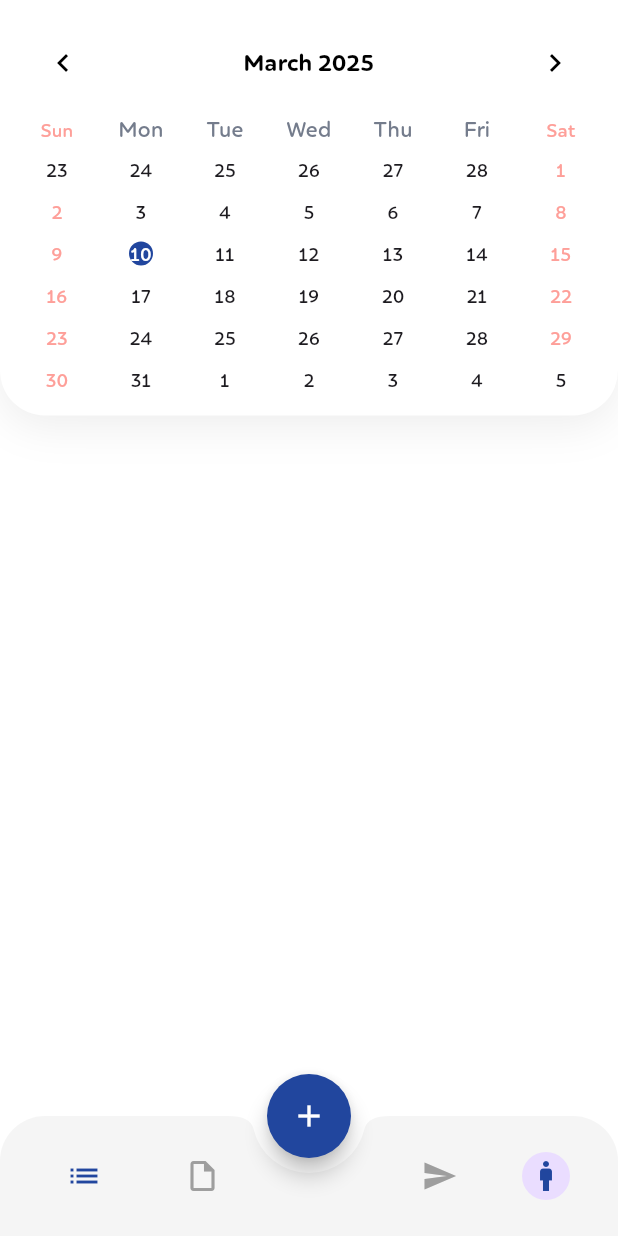
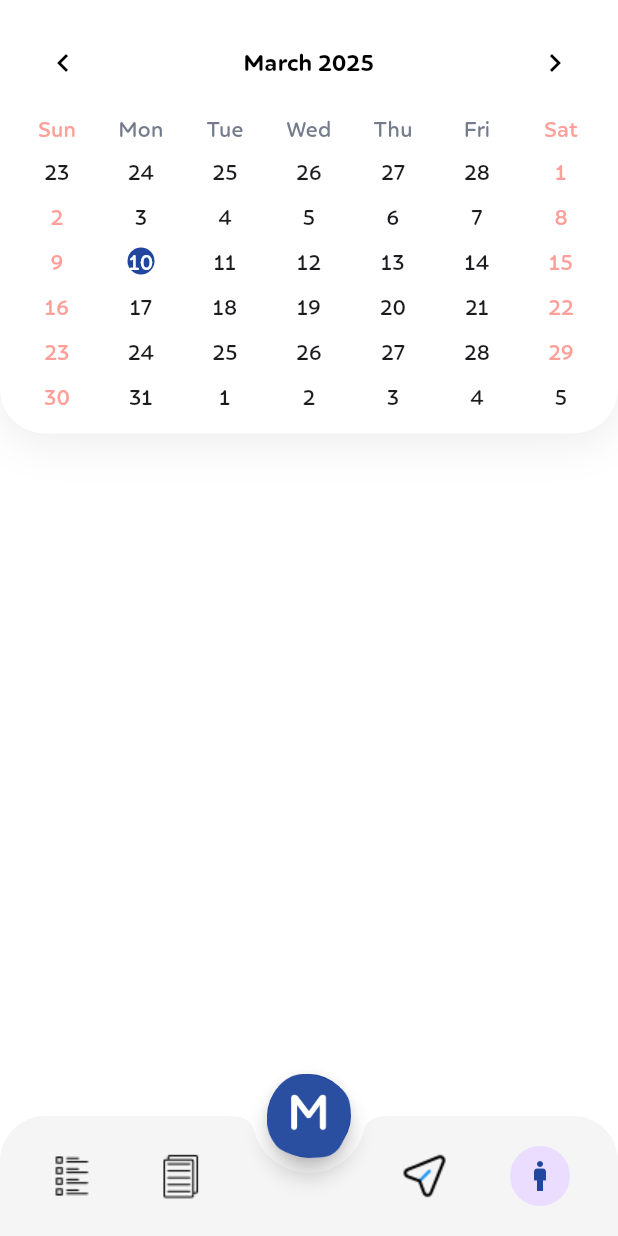
Before and after one commit to MTS-Services/Task-Management, a Flutter app: the screen it shows after launch, after a tap on the "calendar today" icon, on a phone screen of 412 x 824 dp. Run offline on Flutter 3.47's test engine with Material 3 defaults, Android fonts, the phone set to English and light mode, and no system bars; drawn by our look-alikes of table_calendar; our stand-ins replace flutter_otp_text_field, get, lottie.

Commit message:
day to day change

```diff
--- a/lib/domain/entities/asset_path.dart
+++ b/lib/domain/entities/asset_path.dart
@@ -16,4 +16,21 @@ class AssetPath {
 static const String basePathVector ="assets/images";
 static const String basePathGreenBeen ="$basePathVector/images.png";
 
+
+// bottom nav bar image
+
+
+static const String basePathmImage ="assets/images";
+static const String basePathImage ="$basePathmImage/mLogo.png";
+
+  static const String basePathList="assets/images";
+  static const String basePathListImage ="$basePathmImage/list.png";
+
+  static const String basePathDocFile="assets/images";
+  static const String basePathDocFileImage ="$basePathmImage/doc_file.png";
+
+  static const String basePathSend="assets/images";
+  static const String basePathSendImage ="$basePathmImage/send.png";
+
+
 }
--- a/lib/main.dart
+++ b/lib/main.dart
@@ -2,9 +2,6 @@ import 'package:flutter/material.dart';
 import 'package:get/get.dart';
 import 'package:maktrack/domain/entities/color.dart';
 import 'package:maktrack/presentation/pages/screen/bottomNavBar/bottom_nav_bar.dart';
-
-
-
 
 void main() {
   runApp(const MyApp());
--- a/lib/presentation/pages/screen/bottomNavBar/bottom_nav_bar.dart
+++ b/lib/presentation/pages/screen/bottomNavBar/bottom_nav_bar.dart
@@ -1,4 +1,5 @@
 import 'package:flutter/material.dart';
+import 'package:maktrack/domain/entities/asset_path.dart';
 import 'package:maktrack/domain/entities/color.dart';
 import 'package:maktrack/presentation/pages/screen/home/home_screen.dart';
 
@@ -13,7 +14,7 @@ class _BottomState extends State<Bottom> {
   int _selectedIndex = 0;
 
   final List<Widget> _pages = [
-   HomeScreen(),
+    HomeScreen(),
     const Center(child: Text("Files Page")),
     const Center(child: Text("Send Page")),
     const Center(child: Text("Profile Page")),
@@ -44,32 +45,25 @@ class _BottomState extends State<Bottom> {
             child: Row(
               mainAxisAlignment: MainAxisAlignment.spaceBetween,
               children: [
-                IconButton(
-                  icon: Icon(Icons.list,
-                      color: _selectedIndex == 0
-                          ? RColors.blueButtonColors
-                          : Colors.grey),
-                  onPressed: () => _onItemTapped(0),
+                GestureDetector(
+                  onTap: () => _onItemTapped(0),
+                  child: Image.asset(AssetPath.basePathListImage),
                 ),
-                IconButton(
-                  icon: Icon(Icons.insert_drive_file_outlined,
-                      color: _selectedIndex == 1
-                          ? RColors.blueButtonColors
-                          : Colors.grey),
-                  onPressed: () => _onItemTapped(1),
+                GestureDetector(
+                  onTap: () => _onItemTapped(1),
+                  child: Image.asset(AssetPath.basePathDocFileImage),
                 ),
-                const SizedBox(width: 48), // Space for the FAB
-                IconButton(
-                  icon: Icon(Icons.send,
-                      color: _selectedIndex == 2
-                          ? RColors.blueButtonColors
-                          : Colors.grey),
-                  onPressed: () => _onItemTapped(2),
+                SizedBox(
+                  width: 48,
+                ),
+                GestureDetector(
+                  onTap: () => _onItemTapped(2),
+                  child: Image.asset(AssetPath.basePathSendImage),
                 ),
                 GestureDetector(
                   onTap: () => _onItemTapped(3),
                   child: const CircleAvatar(
-                    radius: 16,
+                    radius: 20,
                     child: Icon(
                       Icons.man,
                       color: RColors.blueButtonColors,
@@ -85,7 +79,7 @@ class _BottomState extends State<Bottom> {
         onPressed: () {},
         backgroundColor: RColors.blueButtonColors,
         shape: const CircleBorder(),
-        child: const Icon(Icons.add, color: Colors.white),
+        child: Image.asset(AssetPath.basePathImage),
       ),
       floatingActionButtonLocation: FloatingActionButtonLocation.centerDocked,
     );
--- a/lib/presentation/pages/screen/home/home_screen.dart
+++ b/lib/presentation/pages/screen/home/home_screen.dart
@@ -7,9 +7,7 @@ import 'widgets/calendar_pop_up.dart';
 
 class HomeScreen extends StatelessWidget {
   final CalendarController controller = Get.put(CalendarController());
-
   HomeScreen({super.key});
-
   @override
   Widget build(BuildContext context) {
     SystemChrome.setSystemUIOverlayStyle(SystemUiOverlayStyle(
@@ -41,7 +39,9 @@ class HomeScreen extends StatelessWidget {
                     ),
                   ],
                 ),
-                Container(height: 40, width: double.infinity, color: Colors.red)
+                Container(height: 40, width: double.infinity, color: Colors.red),
+                Container(height: 40, width: double.infinity, color: Colors.red),
+                Container(height: 40, width: double.infinity, color: Colors.red),
               ],
             ),
             Obx(() => controller.showCalendar.value
--- a/lib/presentation/pages/screen/home/widgets/custom_calendar.dart
+++ b/lib/presentation/pages/screen/home/widgets/custom_calendar.dart
@@ -12,7 +12,7 @@ class CustomCalendarWidget extends StatelessWidget {
   Widget build(BuildContext context) {
     return TableCalendar(
       daysOfWeekHeight: 25,
-      rowHeight: 28,
+      rowHeight: 30,
       focusedDay: controller.focusedDay.value,
       firstDay: DateTime(2000),
       lastDay: DateTime(2100),
@@ -36,11 +36,11 @@ class CustomCalendarWidget extends StatelessWidget {
         defaultDecoration: BoxDecoration(
           color: Colors.transparent,
         ),
-        weekendTextStyle: TextStyle(color: Color(0xffFE9F99), fontSize: 12),
-        defaultTextStyle: TextStyle(fontSize: 12),
-        outsideTextStyle: TextStyle(fontSize: 12),
-        todayTextStyle: TextStyle(fontSize: 12, color: Colors.white),
-        selectedTextStyle: TextStyle(fontSize: 12, color: Colors.white),
+        weekendTextStyle: TextStyle(color: Color(0xffFE9F99), fontSize: 14),
+        defaultTextStyle: TextStyle(fontSize: 14),
+        outsideTextStyle: TextStyle(fontSize: 14),
+        todayTextStyle: TextStyle(fontSize: 14, color: Colors.white),
+        selectedTextStyle: TextStyle(fontSize: 14, color: Colors.white),
       ),
       headerStyle: HeaderStyle(
         titleCentered: true,
@@ -58,7 +58,7 @@ class CustomCalendarWidget extends StatelessWidget {
           fontSize: 14,
           color: RColors.smallFontColor,
         ),
-        weekendStyle: TextStyle(fontSize: 12, color: Color(0xffFE9F99)),
+        weekendStyle: TextStyle(fontSize: 14, color: Color(0xffFE9F99)),
       ),
     );
   }
--- a/lib/presentation/state_managment/home.dart
+++ b/lib/presentation/state_managment/home.dart
@@ -1,10 +1,36 @@
+// import 'package:get/get.dart';
+//
+// class CalendarController extends GetxController {
+//   var showCalendar = false.obs;
+//   var formattedDate = ''.obs;
+//   var focusedDay = DateTime.now().obs;
+//   var selectedDay = DateTime.now().obs;
+//
+//
+//   void toggleCalendar() {
+//     showCalendar.value = !showCalendar.value;
+//   }
+//
+//   void onDaySelected(DateTime selectedDay, DateTime focusedDay) {
+//     this.selectedDay.value = selectedDay;
+//     this.focusedDay.value = focusedDay;
+//     formattedDate.value = "${selectedDay.year}-${selectedDay.month}-${selectedDay.day}"; // Update the formatted date
+//   }
+// }
+//
+
 import 'package:get/get.dart';
+import 'package:intl/intl.dart'; // For date formatting
 
 class CalendarController extends GetxController {
   var showCalendar = false.obs;
-  var formattedDate = ''.obs;
+
+  // Initial date set as today’s date
   var focusedDay = DateTime.now().obs;
   var selectedDay = DateTime.now().obs;
+
+  // Properly formatted initial date
+  var formattedDate = DateFormat('yyyy-MM-dd').format(DateTime.now()).obs;
 
   void toggleCalendar() {
     showCalendar.value = !showCalendar.value;
@@ -13,6 +39,6 @@ class CalendarController extends GetxController {
   void onDaySelected(DateTime selectedDay, DateTime focusedDay) {
     this.selectedDay.value = selectedDay;
     this.focusedDay.value = focusedDay;
-    formattedDate.value = "${selectedDay.year}-${selectedDay.month}-${selectedDay.day}"; // Update the formatted date
+    formattedDate.value = DateFormat('yyyy-MM-dd').format(selectedDay); // Update formatted date
   }
 }
```
Also changed, not shown: assets/images/doc_file.png (added), assets/images/list.png (added), assets/images/mLogo.png (added), assets/images/send.png (added).
